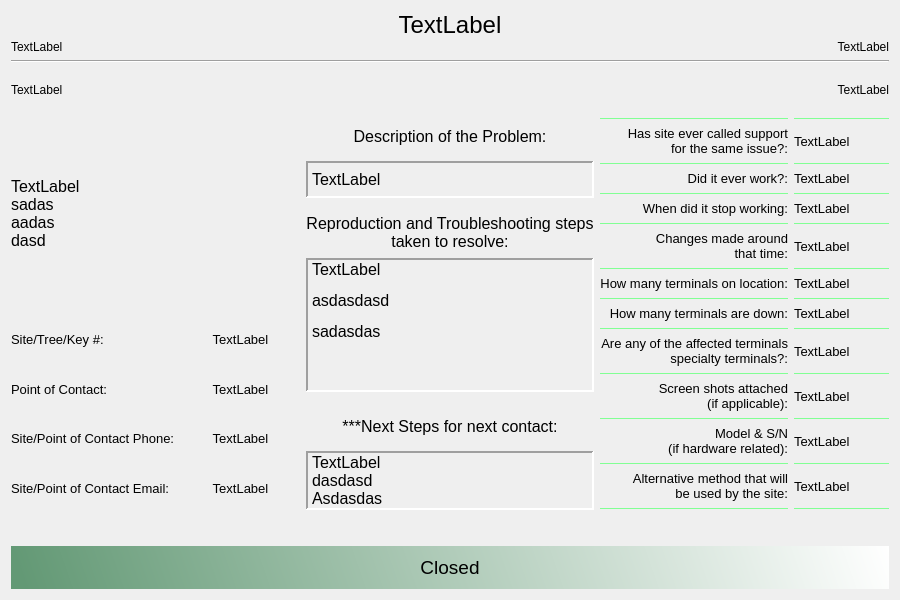
Sasa993/Agent-Tool, file gui_selektovani.ui: the form before one commit.
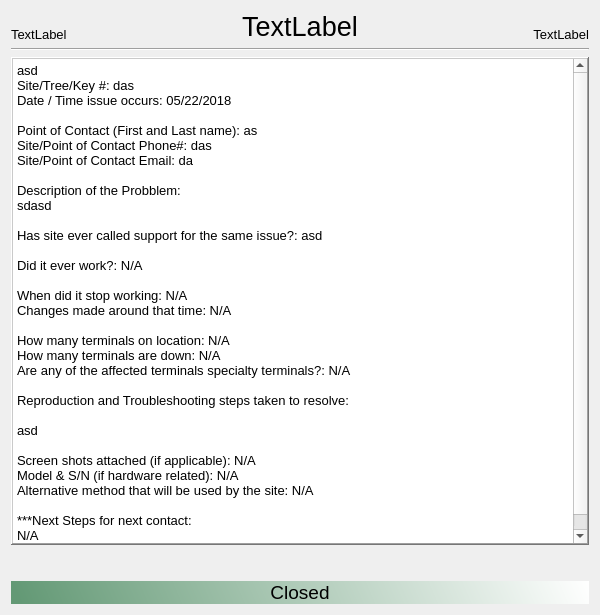
The form after the commit.

```diff
--- a/gui_selektovani.ui
+++ b/gui_selektovani.ui
@@ -6,13 +6,13 @@
    <rect>
     <x>0</x>
     <y>0</y>
-    <width>900</width>
-    <height>600</height>
+    <width>600</width>
+    <height>615</height>
    </rect>
   </property>
   <property name="minimumSize">
    <size>
-    <width>900</width>
+    <width>600</width>
     <height>563</height>
    </size>
   </property>
@@ -26,736 +26,23 @@
    <string>Form</string>
   </property>
   <layout class="QGridLayout" name="gridLayout_3">
-   <item row="3" column="2" rowspan="2">
-    <layout class="QGridLayout" name="gridLayout_2">
-     <item row="1" column="1">
-      <widget class="QLabel" name="label_20">
-       <property name="font">
-        <font>
-         <pointsize>10</pointsize>
-        </font>
-       </property>
-       <property name="text">
-        <string>&lt;html&gt;&lt;head/&gt;&lt;body&gt;&lt;p&gt;Has site ever called support&lt;br/&gt;for the same issue?:&lt;/p&gt;&lt;/body&gt;&lt;/html&gt;</string>
-       </property>
-       <property name="alignment">
-        <set>Qt::AlignRight|Qt::AlignTrailing|Qt::AlignVCenter</set>
-       </property>
-      </widget>
-     </item>
-     <item row="6" column="2">
-      <widget class="Line" name="line_3">
-       <property name="styleSheet">
-        <string notr="true">color: rgb(129, 255, 148);</string>
-       </property>
-       <property name="frameShadow">
-        <enum>QFrame::Plain</enum>
-       </property>
-       <property name="orientation">
-        <enum>Qt::Horizontal</enum>
-       </property>
-      </widget>
-     </item>
-     <item row="0" column="2">
-      <widget class="Line" name="line_18">
-       <property name="styleSheet">
-        <string notr="true">color: rgb(129, 255, 148);</string>
-       </property>
-       <property name="frameShadow">
-        <enum>QFrame::Plain</enum>
-       </property>
-       <property name="orientation">
-        <enum>Qt::Horizontal</enum>
-       </property>
-      </widget>
-     </item>
-     <item row="2" column="2">
-      <widget class="Line" name="line">
-       <property name="styleSheet">
-        <string notr="true">color: rgb(129, 255, 148);</string>
-       </property>
-       <property name="frameShadow">
-        <enum>QFrame::Plain</enum>
-       </property>
-       <property name="orientation">
-        <enum>Qt::Horizontal</enum>
-       </property>
-      </widget>
-     </item>
-     <item row="10" column="2">
-      <widget class="Line" name="line_16">
-       <property name="styleSheet">
-        <string notr="true">color: rgb(129, 255, 148);</string>
-       </property>
-       <property name="frameShadow">
-        <enum>QFrame::Plain</enum>
-       </property>
-       <property name="orientation">
-        <enum>Qt::Horizontal</enum>
-       </property>
-      </widget>
-     </item>
-     <item row="14" column="2">
-      <widget class="Line" name="line_17">
-       <property name="styleSheet">
-        <string notr="true">color: rgb(129, 255, 148);</string>
-       </property>
-       <property name="frameShadow">
-        <enum>QFrame::Plain</enum>
-       </property>
-       <property name="orientation">
-        <enum>Qt::Horizontal</enum>
-       </property>
-      </widget>
-     </item>
-     <item row="8" column="2">
-      <widget class="Line" name="line_15">
-       <property name="styleSheet">
-        <string notr="true">color: rgb(129, 255, 148);</string>
-       </property>
-       <property name="frameShadow">
-        <enum>QFrame::Plain</enum>
-       </property>
-       <property name="orientation">
-        <enum>Qt::Horizontal</enum>
-       </property>
-      </widget>
-     </item>
-     <item row="4" column="2">
-      <widget class="Line" name="line_2">
-       <property name="styleSheet">
-        <string notr="true">color: rgb(129, 255, 148);</string>
-       </property>
-       <property name="frameShadow">
-        <enum>QFrame::Plain</enum>
-       </property>
-       <property name="orientation">
-        <enum>Qt::Horizontal</enum>
-       </property>
-      </widget>
-     </item>
-     <item row="10" column="1">
-      <widget class="Line" name="line_5">
-       <property name="styleSheet">
-        <string notr="true">color: rgb(129, 255, 148);</string>
-       </property>
-       <property name="frameShadow">
-        <enum>QFrame::Plain</enum>
-       </property>
-       <property name="orientation">
-        <enum>Qt::Horizontal</enum>
-       </property>
-      </widget>
-     </item>
-     <item row="6" column="1">
-      <widget class="Line" name="line_7">
-       <property name="styleSheet">
-        <string notr="true">color: rgb(129, 255, 148);</string>
-       </property>
-       <property name="frameShadow">
-        <enum>QFrame::Plain</enum>
-       </property>
-       <property name="orientation">
-        <enum>Qt::Horizontal</enum>
-       </property>
-      </widget>
-     </item>
-     <item row="5" column="2">
-      <widget class="QLabel" name="labelWhenDidItStop">
-       <property name="font">
-        <font>
-         <pointsize>10</pointsize>
-        </font>
-       </property>
-       <property name="text">
-        <string>TextLabel</string>
-       </property>
-      </widget>
-     </item>
-     <item row="7" column="2">
-      <widget class="QLabel" name="labelChangesMade">
-       <property name="font">
-        <font>
-         <pointsize>10</pointsize>
-        </font>
-       </property>
-       <property name="text">
-        <string>TextLabel</string>
-       </property>
-      </widget>
-     </item>
-     <item row="9" column="2">
-      <widget class="QLabel" name="labelHowManyTermLoc">
-       <property name="font">
-        <font>
-         <pointsize>10</pointsize>
-        </font>
-       </property>
-       <property name="text">
-        <string>TextLabel</string>
-       </property>
-      </widget>
-     </item>
-     <item row="3" column="2">
-      <widget class="QLabel" name="labelDidItEverWork">
-       <property name="font">
-        <font>
-         <pointsize>10</pointsize>
-        </font>
-       </property>
-       <property name="text">
-        <string>TextLabel</string>
-       </property>
-      </widget>
-     </item>
-     <item row="11" column="1">
-      <widget class="QLabel" name="label_27">
-       <property name="font">
-        <font>
-         <pointsize>10</pointsize>
-        </font>
-       </property>
-       <property name="text">
-        <string>How many terminals are down:</string>
-       </property>
-       <property name="alignment">
-        <set>Qt::AlignRight|Qt::AlignTrailing|Qt::AlignVCenter</set>
-       </property>
-      </widget>
-     </item>
-     <item row="19" column="1">
-      <widget class="QLabel" name="label_31">
-       <property name="font">
-        <font>
-         <pointsize>10</pointsize>
-        </font>
-       </property>
-       <property name="text">
-        <string>&lt;html&gt;&lt;head/&gt;&lt;body&gt;&lt;p&gt;Alternative method that will&lt;br/&gt;be used by the site:&lt;/p&gt;&lt;/body&gt;&lt;/html&gt;</string>
-       </property>
-       <property name="alignment">
-        <set>Qt::AlignRight|Qt::AlignTrailing|Qt::AlignVCenter</set>
-       </property>
-      </widget>
-     </item>
-     <item row="3" column="1">
-      <widget class="QLabel" name="label_22">
-       <property name="font">
-        <font>
-         <pointsize>10</pointsize>
-        </font>
-       </property>
-       <property name="text">
-        <string>Did it ever work?:</string>
-       </property>
-       <property name="alignment">
-        <set>Qt::AlignRight|Qt::AlignTrailing|Qt::AlignVCenter</set>
-       </property>
-      </widget>
-     </item>
-     <item row="9" column="1">
-      <widget class="QLabel" name="label_26">
-       <property name="font">
-        <font>
-         <pointsize>10</pointsize>
-        </font>
-       </property>
-       <property name="text">
-        <string>How many terminals on location:</string>
-       </property>
-       <property name="alignment">
-        <set>Qt::AlignRight|Qt::AlignTrailing|Qt::AlignVCenter</set>
-       </property>
-      </widget>
-     </item>
-     <item row="1" column="2">
-      <widget class="QLabel" name="labelHasSiteEverCalled">
-       <property name="font">
-        <font>
-         <pointsize>10</pointsize>
-        </font>
-       </property>
-       <property name="text">
-        <string>TextLabel</string>
-       </property>
-      </widget>
-     </item>
-     <item row="13" column="1">
-      <widget class="QLabel" name="label_28">
-       <property name="font">
-        <font>
-         <pointsize>10</pointsize>
-        </font>
-       </property>
-       <property name="text">
-        <string>&lt;html&gt;&lt;head/&gt;&lt;body&gt;&lt;p&gt;Are any of the affected terminals&lt;br/&gt;specialty terminals?:&lt;/p&gt;&lt;/body&gt;&lt;/html&gt;</string>
-       </property>
-       <property name="alignment">
-        <set>Qt::AlignRight|Qt::AlignTrailing|Qt::AlignVCenter</set>
-       </property>
-      </widget>
-     </item>
-     <item row="5" column="1">
-      <widget class="QLabel" name="label_24">
-       <property name="font">
-        <font>
-         <pointsize>10</pointsize>
-        </font>
-       </property>
-       <property name="text">
-        <string>When did it stop working:</string>
-       </property>
-       <property name="alignment">
-        <set>Qt::AlignRight|Qt::AlignTrailing|Qt::AlignVCenter</set>
-       </property>
-      </widget>
-     </item>
-     <item row="15" column="1">
-      <widget class="QLabel" name="label_29">
-       <property name="font">
-        <font>
-         <pointsize>10</pointsize>
-        </font>
-       </property>
-       <property name="text">
-        <string>&lt;html&gt;&lt;head/&gt;&lt;body&gt;&lt;p&gt;Screen shots attached&lt;br/&gt;(if applicable):&lt;/p&gt;&lt;/body&gt;&lt;/html&gt;</string>
-       </property>
-       <property name="alignment">
-        <set>Qt::AlignRight|Qt::AlignTrailing|Qt::AlignVCenter</set>
-       </property>
-      </widget>
-     </item>
-     <item row="11" column="2">
-      <widget class="QLabel" name="labelHowManyTermDown">
-       <property name="font">
-        <font>
-         <pointsize>10</pointsize>
-        </font>
-       </property>
-       <property name="text">
-        <string>TextLabel</string>
-       </property>
-      </widget>
-     </item>
-     <item row="13" column="2">
-      <widget class="QLabel" name="labelAreAnySpecTerm">
-       <property name="font">
-        <font>
-         <pointsize>10</pointsize>
-        </font>
-       </property>
-       <property name="text">
-        <string>TextLabel</string>
-       </property>
-      </widget>
-     </item>
-     <item row="15" column="2">
-      <widget class="QLabel" name="labelScreenShotsAttached">
-       <property name="font">
-        <font>
-         <pointsize>10</pointsize>
-        </font>
-       </property>
-       <property name="text">
-        <string>TextLabel</string>
-       </property>
-      </widget>
-     </item>
-     <item row="17" column="2">
-      <widget class="QLabel" name="labelModelSerialNum">
-       <property name="font">
-        <font>
-         <pointsize>10</pointsize>
-        </font>
-       </property>
-       <property name="text">
-        <string>TextLabel</string>
-       </property>
-      </widget>
-     </item>
-     <item row="19" column="2">
-      <widget class="QLabel" name="labelAlternativeMethod">
-       <property name="font">
-        <font>
-         <pointsize>10</pointsize>
-        </font>
-       </property>
-       <property name="text">
-        <string>TextLabel</string>
-       </property>
-      </widget>
-     </item>
-     <item row="17" column="1">
-      <widget class="QLabel" name="label_30">
-       <property name="font">
-        <font>
-         <pointsize>10</pointsize>
-        </font>
-       </property>
-       <property name="text">
-        <string>&lt;html&gt;&lt;head/&gt;&lt;body&gt;&lt;p&gt;Model &amp;amp; S/N &lt;br/&gt;(if hardware related):&lt;/p&gt;&lt;/body&gt;&lt;/html&gt;</string>
-       </property>
-       <property name="alignment">
-        <set>Qt::AlignRight|Qt::AlignTrailing|Qt::AlignVCenter</set>
-       </property>
-      </widget>
-     </item>
-     <item row="7" column="1">
-      <widget class="QLabel" name="label_25">
-       <property name="font">
-        <font>
-         <pointsize>10</pointsize>
-        </font>
-       </property>
-       <property name="text">
-        <string>&lt;!DOCTYPE HTML PUBLIC &quot;-//W3C//DTD HTML 4.0//EN&quot; &quot;http://www.w3.org/TR/REC-html40/strict.dtd&quot;&gt;
-&lt;html&gt;&lt;head&gt;&lt;meta name=&quot;qrichtext&quot; content=&quot;1&quot; /&gt;&lt;style type=&quot;text/css&quot;&gt;
-p, li { white-space: pre-wrap; }
-&lt;/style&gt;&lt;/head&gt;&lt;body style=&quot; font-family:'MS Shell Dlg 2'; font-size:10pt; font-weight:400; font-style:normal;&quot;&gt;
-&lt;p style=&quot; margin-top:12px; margin-bottom:12px; margin-left:0px; margin-right:0px; -qt-block-indent:0; text-indent:0px;&quot;&gt;Changes made around&lt;br /&gt;that time:&lt;/p&gt;&lt;/body&gt;&lt;/html&gt;</string>
-       </property>
-       <property name="alignment">
-        <set>Qt::AlignRight|Qt::AlignTrailing|Qt::AlignVCenter</set>
-       </property>
-      </widget>
-     </item>
-     <item row="4" column="1">
-      <widget class="Line" name="line_8">
-       <property name="styleSheet">
-        <string notr="true">color: rgb(129, 255, 148);</string>
-       </property>
-       <property name="frameShadow">
-        <enum>QFrame::Plain</enum>
-       </property>
-       <property name="orientation">
-        <enum>Qt::Horizontal</enum>
-       </property>
-      </widget>
-     </item>
-     <item row="2" column="1">
-      <widget class="Line" name="line_9">
-       <property name="styleSheet">
-        <string notr="true">color: rgb(129, 255, 148);</string>
-       </property>
-       <property name="frameShadow">
-        <enum>QFrame::Plain</enum>
-       </property>
-       <property name="orientation">
-        <enum>Qt::Horizontal</enum>
-       </property>
-      </widget>
-     </item>
-     <item row="14" column="1">
-      <widget class="Line" name="line_10">
-       <property name="styleSheet">
-        <string notr="true">color: rgb(129, 255, 148);</string>
-       </property>
-       <property name="frameShadow">
-        <enum>QFrame::Plain</enum>
-       </property>
-       <property name="orientation">
-        <enum>Qt::Horizontal</enum>
-       </property>
-      </widget>
-     </item>
-     <item row="12" column="1">
-      <widget class="Line" name="line_4">
-       <property name="styleSheet">
-        <string notr="true">color: rgb(129, 255, 148);</string>
-       </property>
-       <property name="frameShadow">
-        <enum>QFrame::Plain</enum>
-       </property>
-       <property name="orientation">
-        <enum>Qt::Horizontal</enum>
-       </property>
-      </widget>
-     </item>
-     <item row="8" column="1">
-      <widget class="Line" name="line_6">
-       <property name="styleSheet">
-        <string notr="true">color: rgb(129, 255, 148);</string>
-       </property>
-       <property name="frameShadow">
-        <enum>QFrame::Plain</enum>
-       </property>
-       <property name="orientation">
-        <enum>Qt::Horizontal</enum>
-       </property>
-      </widget>
-     </item>
-     <item row="0" column="1">
-      <widget class="Line" name="line_13">
-       <property name="styleSheet">
-        <string notr="true">color: rgb(129, 255, 148);</string>
-       </property>
-       <property name="frameShadow">
-        <enum>QFrame::Plain</enum>
-       </property>
-       <property name="orientation">
-        <enum>Qt::Horizontal</enum>
-       </property>
-      </widget>
-     </item>
-     <item row="20" column="1">
-      <widget class="Line" name="line_12">
-       <property name="styleSheet">
-        <string notr="true">color: rgb(129, 255, 148);</string>
-       </property>
-       <property name="frameShadow">
-        <enum>QFrame::Plain</enum>
-       </property>
-       <property name="orientation">
-        <enum>Qt::Horizontal</enum>
-       </property>
-      </widget>
-     </item>
-     <item row="18" column="1">
-      <widget class="Line" name="line_11">
-       <property name="styleSheet">
-        <string notr="true">color: rgb(129, 255, 148);</string>
-       </property>
-       <property name="frameShadow">
-        <enum>QFrame::Plain</enum>
-       </property>
-       <property name="orientation">
-        <enum>Qt::Horizontal</enum>
-       </property>
-      </widget>
-     </item>
-     <item row="12" column="2">
-      <widget class="Line" name="line_14">
-       <property name="styleSheet">
-        <string notr="true">color: rgb(129, 255, 148);</string>
-       </property>
-       <property name="frameShadow">
-        <enum>QFrame::Plain</enum>
-       </property>
-       <property name="orientation">
-        <enum>Qt::Horizontal</enum>
-       </property>
-      </widget>
-     </item>
-     <item row="16" column="1">
-      <widget class="Line" name="line_19">
-       <property name="styleSheet">
-        <string notr="true">color: rgb(129, 255, 148);</string>
-       </property>
-       <property name="frameShadow">
-        <enum>QFrame::Plain</enum>
-       </property>
-       <property name="orientation">
-        <enum>Qt::Horizontal</enum>
-       </property>
-      </widget>
-     </item>
-     <item row="16" column="2">
-      <widget class="Line" name="line_20">
-       <property name="styleSheet">
-        <string notr="true">color: rgb(129, 255, 148);</string>
-       </property>
-       <property name="frameShadow">
-        <enum>QFrame::Plain</enum>
-       </property>
-       <property name="orientation">
-        <enum>Qt::Horizontal</enum>
-       </property>
-      </widget>
-     </item>
-     <item row="18" column="2">
-      <widget class="Line" name="line_21">
-       <property name="styleSheet">
-        <string notr="true">color: rgb(129, 255, 148);</string>
-       </property>
-       <property name="frameShadow">
-        <enum>QFrame::Plain</enum>
-       </property>
-       <property name="orientation">
-        <enum>Qt::Horizontal</enum>
-       </property>
-      </widget>
-     </item>
-     <item row="20" column="2">
-      <widget class="Line" name="line_22">
-       <property name="styleSheet">
-        <string notr="true">color: rgb(129, 255, 148);</string>
-       </property>
-       <property name="frameShadow">
-        <enum>QFrame::Plain</enum>
-       </property>
-       <property name="orientation">
-        <enum>Qt::Horizontal</enum>
-       </property>
-      </widget>
-     </item>
-    </layout>
+   <item row="3" column="0">
+    <spacer name="verticalSpacer_4">
+     <property name="orientation">
+      <enum>Qt::Vertical</enum>
+     </property>
+     <property name="sizeType">
+      <enum>QSizePolicy::Fixed</enum>
+     </property>
+     <property name="sizeHint" stdset="0">
+      <size>
+       <width>20</width>
+       <height>30</height>
+      </size>
+     </property>
+    </spacer>
    </item>
-   <item row="3" column="1" rowspan="2">
-    <layout class="QVBoxLayout" name="verticalLayout_4">
-     <item>
-      <widget class="QLabel" name="label_14">
-       <property name="font">
-        <font>
-         <pointsize>12</pointsize>
-        </font>
-       </property>
-       <property name="text">
-        <string>Description of the Problem:</string>
-       </property>
-       <property name="alignment">
-        <set>Qt::AlignCenter</set>
-       </property>
-      </widget>
-     </item>
-     <item>
-      <widget class="QLabel" name="labelDescription">
-       <property name="font">
-        <font>
-         <pointsize>12</pointsize>
-        </font>
-       </property>
-       <property name="frameShape">
-        <enum>QFrame::Panel</enum>
-       </property>
-       <property name="frameShadow">
-        <enum>QFrame::Sunken</enum>
-       </property>
-       <property name="lineWidth">
-        <number>2</number>
-       </property>
-       <property name="text">
-        <string>&lt;html&gt;&lt;head/&gt;&lt;body&gt;&lt;p&gt;TextLabel&lt;/p&gt;&lt;/body&gt;&lt;/html&gt;</string>
-       </property>
-      </widget>
-     </item>
-     <item>
-      <spacer name="verticalSpacer">
-       <property name="orientation">
-        <enum>Qt::Vertical</enum>
-       </property>
-       <property name="sizeType">
-        <enum>QSizePolicy::Fixed</enum>
-       </property>
-       <property name="sizeHint" stdset="0">
-        <size>
-         <width>20</width>
-         <height>10</height>
-        </size>
-       </property>
-      </spacer>
-     </item>
-     <item>
-      <widget class="QLabel" name="label123">
-       <property name="font">
-        <font>
-         <pointsize>12</pointsize>
-        </font>
-       </property>
-       <property name="text">
-        <string>&lt;html&gt;&lt;head/&gt;&lt;body&gt;&lt;p&gt;Reproduction and Troubleshooting steps&lt;br/&gt;taken to resolve:&lt;/p&gt;&lt;/body&gt;&lt;/html&gt;</string>
-       </property>
-       <property name="alignment">
-        <set>Qt::AlignCenter</set>
-       </property>
-      </widget>
-     </item>
-     <item>
-      <widget class="QLabel" name="labelTroubleshooting">
-       <property name="font">
-        <font>
-         <pointsize>12</pointsize>
-        </font>
-       </property>
-       <property name="frameShape">
-        <enum>QFrame::Panel</enum>
-       </property>
-       <property name="frameShadow">
-        <enum>QFrame::Sunken</enum>
-       </property>
-       <property name="lineWidth">
-        <number>2</number>
-       </property>
-       <property name="text">
-        <string>&lt;html&gt;&lt;head/&gt;&lt;body&gt;&lt;p&gt;TextLabel&lt;/p&gt;&lt;p&gt;asdasdasd&lt;/p&gt;&lt;p&gt;sadasdas&lt;/p&gt;&lt;p&gt;&lt;br/&gt;&lt;/p&gt;&lt;/body&gt;&lt;/html&gt;</string>
-       </property>
-      </widget>
-     </item>
-     <item>
-      <spacer name="verticalSpacer_2">
-       <property name="orientation">
-        <enum>Qt::Vertical</enum>
-       </property>
-       <property name="sizeType">
-        <enum>QSizePolicy::Fixed</enum>
-       </property>
-       <property name="sizeHint" stdset="0">
-        <size>
-         <width>20</width>
-         <height>10</height>
-        </size>
-       </property>
-      </spacer>
-     </item>
-     <item>
-      <widget class="QLabel" name="labelnexttt">
-       <property name="font">
-        <font>
-         <pointsize>12</pointsize>
-        </font>
-       </property>
-       <property name="text">
-        <string>***Next Steps for next contact:</string>
-       </property>
-       <property name="alignment">
-        <set>Qt::AlignCenter</set>
-       </property>
-      </widget>
-     </item>
-     <item>
-      <widget class="QLabel" name="labelNextSteps">
-       <property name="font">
-        <font>
-         <pointsize>12</pointsize>
-        </font>
-       </property>
-       <property name="frameShape">
-        <enum>QFrame::Panel</enum>
-       </property>
-       <property name="frameShadow">
-        <enum>QFrame::Sunken</enum>
-       </property>
-       <property name="lineWidth">
-        <number>2</number>
-       </property>
-       <property name="text">
-        <string>&lt;html&gt;&lt;head/&gt;&lt;body&gt;&lt;p&gt;TextLabel&lt;br/&gt;dasdasd&lt;br/&gt;Asdasdas&lt;/p&gt;&lt;/body&gt;&lt;/html&gt;</string>
-       </property>
-      </widget>
-     </item>
-    </layout>
-   </item>
-   <item row="2" column="0" colspan="3">
-    <layout class="QHBoxLayout" name="horizontalLayout_4">
-     <item>
-      <widget class="QLabel" name="labelZipCode">
-       <property name="text">
-        <string>TextLabel</string>
-       </property>
-      </widget>
-     </item>
-     <item>
-      <widget class="QLabel" name="labelSeverity">
-       <property name="text">
-        <string>TextLabel</string>
-       </property>
-       <property name="alignment">
-        <set>Qt::AlignRight|Qt::AlignTrailing|Qt::AlignVCenter</set>
-       </property>
-      </widget>
-     </item>
-    </layout>
-   </item>
-   <item row="6" column="0" colspan="3">
+   <item row="4" column="0" colspan="2">
     <layout class="QVBoxLayout" name="verticalLayout_6">
      <item>
       <widget class="QLabel" name="labelStatus">
@@ -792,122 +79,15 @@
      </item>
     </layout>
    </item>
-   <item row="4" column="0">
-    <layout class="QGridLayout" name="gridLayout">
-     <item row="0" column="0">
-      <widget class="QLabel" name="label_6">
-       <property name="font">
-        <font>
-         <pointsize>10</pointsize>
-        </font>
-       </property>
-       <property name="text">
-        <string>Site/Tree/Key #:</string>
-       </property>
-      </widget>
-     </item>
-     <item row="2" column="1">
-      <widget class="QLabel" name="labelContactPhone">
-       <property name="font">
-        <font>
-         <pointsize>10</pointsize>
-        </font>
-       </property>
-       <property name="text">
-        <string>TextLabel</string>
-       </property>
-       <property name="alignment">
-        <set>Qt::AlignCenter</set>
-       </property>
-      </widget>
-     </item>
-     <item row="0" column="1">
-      <widget class="QLabel" name="labelSiteKey">
-       <property name="font">
-        <font>
-         <pointsize>10</pointsize>
-        </font>
-       </property>
-       <property name="text">
-        <string>TextLabel</string>
-       </property>
-       <property name="alignment">
-        <set>Qt::AlignCenter</set>
-       </property>
-      </widget>
-     </item>
-     <item row="1" column="0">
-      <widget class="QLabel" name="label_8">
-       <property name="font">
-        <font>
-         <pointsize>10</pointsize>
-        </font>
-       </property>
-       <property name="text">
-        <string>Point of Contact:</string>
-       </property>
-      </widget>
-     </item>
-     <item row="1" column="1">
-      <widget class="QLabel" name="labelNameLastName">
-       <property name="font">
-        <font>
-         <pointsize>10</pointsize>
-        </font>
-       </property>
-       <property name="text">
-        <string>TextLabel</string>
-       </property>
-       <property name="alignment">
-        <set>Qt::AlignCenter</set>
-       </property>
-      </widget>
-     </item>
-     <item row="2" column="0">
-      <widget class="QLabel" name="label_10">
-       <property name="font">
-        <font>
-         <pointsize>10</pointsize>
-        </font>
-       </property>
-       <property name="text">
-        <string>Site/Point of Contact Phone:</string>
-       </property>
-      </widget>
-     </item>
-     <item row="3" column="0">
-      <widget class="QLabel" name="label_12">
-       <property name="font">
-        <font>
-         <pointsize>10</pointsize>
-        </font>
-       </property>
-       <property name="text">
-        <string>Site/Point of Contact Email:</string>
-       </property>
-      </widget>
-     </item>
-     <item row="3" column="1">
-      <widget class="QLabel" name="labelContactEmail">
-       <property name="font">
-        <font>
-         <pointsize>10</pointsize>
-        </font>
-       </property>
-       <property name="text">
-        <string>TextLabel</string>
-       </property>
-       <property name="alignment">
-        <set>Qt::AlignCenter</set>
-       </property>
-      </widget>
-     </item>
-    </layout>
-   </item>
-   <item row="0" column="0" colspan="3">
+   <item row="0" column="0" colspan="2">
     <layout class="QHBoxLayout" name="horizontalLayout_3">
      <item>
       <widget class="QLabel" name="labelVrijeme">
+       <property name="font">
+        <font>
+         <pointsize>10</pointsize>
+        </font>
+       </property>
        <property name="text">
         <string>TextLabel</string>
        </property>
@@ -920,7 +100,7 @@
       <widget class="QLabel" name="labelIncidentNumber">
        <property name="font">
         <font>
-         <pointsize>18</pointsize>
+         <pointsize>20</pointsize>
         </font>
        </property>
        <property name="text">
@@ -932,7 +112,12 @@
       </widget>
      </item>
      <item>
-      <widget class="QLabel" name="labelDatum">
+      <widget class="QLabel" name="labelSeverity">
+       <property name="font">
+        <font>
+         <pointsize>10</pointsize>
+        </font>
+       </property>
        <property name="text">
         <string>TextLabel</string>
        </property>
@@ -943,23 +128,7 @@
      </item>
     </layout>
    </item>
-   <item row="3" column="0">
-    <layout class="QHBoxLayout" name="horizontalLayout_5">
-     <item>
-      <widget class="QLabel" name="labelVersions">
-       <property name="font">
-        <font>
-         <pointsize>12</pointsize>
-        </font>
-       </property>
-       <property name="text">
-        <string>&lt;html&gt;&lt;head/&gt;&lt;body&gt;&lt;p&gt;TextLabel&lt;br/&gt;sadas&lt;br/&gt;aadas&lt;br/&gt;dasd&lt;/p&gt;&lt;/body&gt;&lt;/html&gt;</string>
-       </property>
-      </widget>
-     </item>
-    </layout>
-   </item>
-   <item row="1" column="0" colspan="3">
+   <item row="1" column="0" colspan="2">
     <widget class="Line" name="line_23">
      <property name="styleSheet">
       <string notr="true">color: rgb(129, 255, 148);</string>
@@ -969,21 +138,85 @@
      </property>
     </widget>
    </item>
-   <item row="5" column="0">
-    <spacer name="verticalSpacer_4">
-     <property name="orientation">
-      <enum>Qt::Vertical</enum>
-     </property>
-     <property name="sizeType">
-      <enum>QSizePolicy::Fixed</enum>
-     </property>
-     <property name="sizeHint" stdset="0">
-      <size>
-       <width>20</width>
-       <height>30</height>
-      </size>
-     </property>
-    </spacer>
+   <item row="2" column="0" colspan="2">
+    <layout class="QGridLayout" name="gridLayout">
+     <item row="0" column="0">
+      <widget class="QPlainTextEdit" name="plainTextEditOutput">
+       <property name="font">
+        <font>
+         <family>MS Shell Dlg 2</family>
+         <pointsize>10</pointsize>
+         <underline>false</underline>
+         <strikeout>false</strikeout>
+        </font>
+       </property>
+       <property name="mouseTracking">
+        <bool>false</bool>
+       </property>
+       <property name="layoutDirection">
+        <enum>Qt::LeftToRight</enum>
+       </property>
+       <property name="autoFillBackground">
+        <bool>false</bool>
+       </property>
+       <property name="locale">
+        <locale language="English" country="UnitedStates"/>
+       </property>
+       <property name="frameShape">
+        <enum>QFrame::WinPanel</enum>
+       </property>
+       <property name="frameShadow">
+        <enum>QFrame::Raised</enum>
+       </property>
+       <property name="lineWidth">
+        <number>1</number>
+       </property>
+       <property name="midLineWidth">
+        <number>1</number>
+       </property>
+       <property name="tabChangesFocus">
+        <bool>true</bool>
+       </property>
+       <property name="plainText">
+        <string>asd
+Site/Tree/Key #: das
+Date / Time issue occurs: 05/22/2018
+
+Point of Contact (First and Last name): as
+Site/Point of Contact Phone#: das
+Site/Point of Contact Email: da
+
+Description of the Probblem:
+sdasd
+
+Has site ever called support for the same issue?: asd
+
+Did it ever work?: N/A
+
+When did it stop working: N/A
+Changes made around that time: N/A
+
+How many terminals on location: N/A
+How many terminals are down: N/A
+Are any of the affected terminals specialty terminals?: N/A
+
+Reproduction and Troubleshooting steps taken to resolve:
+
+asd
+
+Screen shots attached (if applicable): N/A
+Model &amp; S/N (if hardware related): N/A
+Alternative method that will be used by the site: N/A
+
+***Next Steps for next contact:
+N/A</string>
+       </property>
+       <property name="textInteractionFlags">
+        <set>Qt::TextSelectableByKeyboard|Qt::TextSelectableByMouse</set>
+       </property>
+      </widget>
+     </item>
+    </layout>
    </item>
   </layout>
  </widget>
```
Left out of the diff: 3 changed lines with no effect on the pictures.
